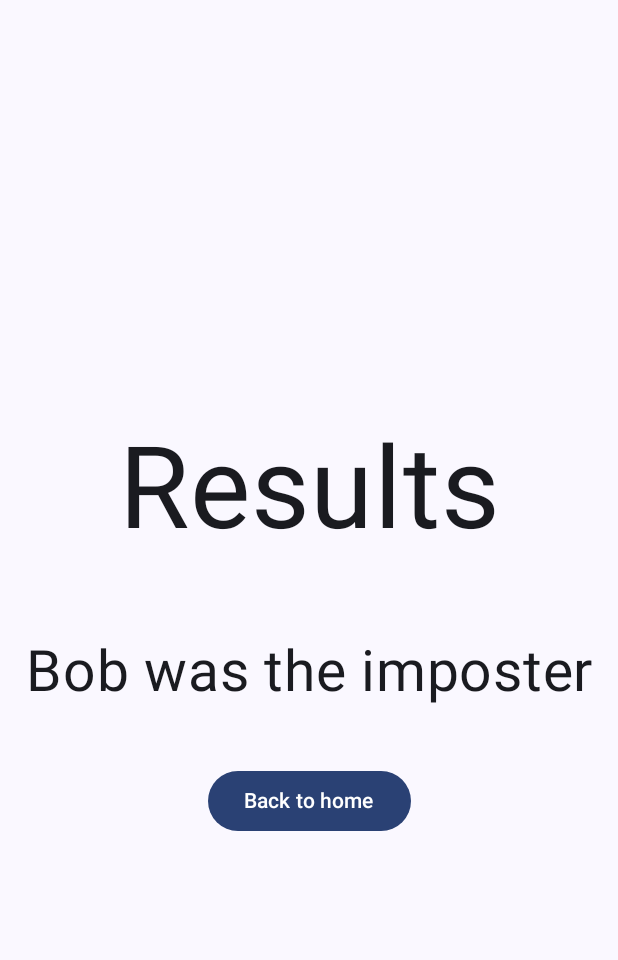
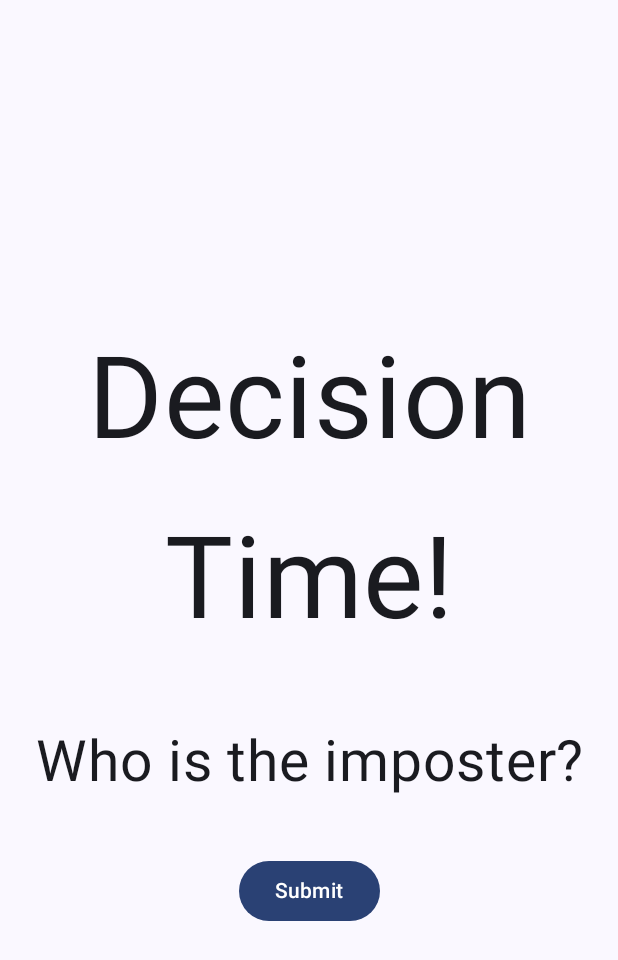
Before and after one commit to laibaali500/aimogus, an Android app built with Jetpack Compose: the ResponsesScreen screen opened through its navigation route, after a tap on "Submit", on a phone screen of 412 x 824 dp. Shown: the top 960 px of the screen. Run offline under Robolectric (Android 15) with nearby library versions, the phone set to English and light mode, and no system bars.

Commit message:
Fix layout issues

```diff
--- a/app/src/main/java/com/example/aimogus/MainActivity.kt
+++ b/app/src/main/java/com/example/aimogus/MainActivity.kt
@@ -68,6 +68,11 @@ fun App() {
         }
         composable(route = "responses") {
             ResponsesScreen(onNextScreen = {
+                navController.navigate("decision")
+            })
+        }
+        composable(route = "decision") {
+            DecisionScreen(onNextScreen = {
                 navController.navigate("results")
             })
         }
@@ -84,16 +89,16 @@ fun App() {
 fun HomeScreen(onNextScreen: () -> Unit, modifier: Modifier = Modifier) {
     Column (
         verticalArrangement = Arrangement.Center,
-        modifier = modifier
+        horizontalAlignment = Alignment.CenterHorizontally,
+        modifier = modifier.fillMaxSize()
     ) {
         Text(
             text = "AImogus",
             fontSize = 76.sp,
             lineHeight = 120.sp,
             textAlign = TextAlign.Center,
-            modifier = modifier
+            modifier = Modifier
                 .padding(16.dp)
-                .align(alignment = Alignment.CenterHorizontally)
         )
         Text(
             text = "Find the imposter!",
@@ -102,13 +107,11 @@ fun HomeScreen(onNextScreen: () -> Unit, modifier: Modifier = Modifier) {
             textAlign = TextAlign.Center,
             modifier = Modifier
                 .padding(16.dp)
-                .align(alignment = Alignment.CenterHorizontally)
         )
         Button(
             onClick = onNextScreen,
             modifier = Modifier
                 .padding(16.dp)
-                .align(alignment = Alignment.CenterHorizontally)
         ) {
             Text("Start!")
         }
@@ -119,22 +122,21 @@ fun HomeScreen(onNextScreen: () -> Unit, modifier: Modifier = Modifier) {
 fun LobbyScreen(onNextScreen: () -> Unit, modifier: Modifier = Modifier) {
     Column (
         verticalArrangement = Arrangement.Center,
-        modifier = modifier
+        horizontalAlignment = Alignment.CenterHorizontally,
+        modifier = modifier.fillMaxSize()
     ) {
         Text(
             text = "Lobby",
             fontSize = 76.sp,
             lineHeight = 120.sp,
             textAlign = TextAlign.Center,
-            modifier = modifier
+            modifier = Modifier
                 .padding(16.dp)
-                .align(alignment = Alignment.CenterHorizontally)
         )
         Button(
             onClick = onNextScreen,
             modifier = Modifier
                 .padding(16.dp)
-                .align(alignment = Alignment.CenterHorizontally)
         ) {
             Text("Join Group")
         }
@@ -145,7 +147,8 @@ fun LobbyScreen(onNextScreen: () -> Unit, modifier: Modifier = Modifier) {
 fun QuestionScreen(onNextScreen: () -> Unit, modifier: Modifier = Modifier) {
     Column (
         verticalArrangement = Arrangement.Center,
-        modifier = modifier
+        horizontalAlignment = Alignment.CenterHorizontally,
+        modifier = modifier.fillMaxSize()
     ) {
         var userAnswer by remember { mutableStateOf("")}
         Text(
@@ -153,9 +156,8 @@ fun QuestionScreen(onNextScreen: () -> Unit, modifier: Modifier = Modifier) {
             fontSize = 76.sp,
             lineHeight = 120.sp,
             textAlign = TextAlign.Center,
-            modifier = modifier
+            modifier = Modifier
                 .padding(16.dp)
-                .align(alignment = Alignment.CenterHorizontally)
         )
         Text(
             text = "Does playing Valorant make you a degenerate? ",
@@ -164,7 +166,6 @@ fun QuestionScreen(onNextScreen: () -> Unit, modifier: Modifier = Modifier) {
             textAlign = TextAlign.Center,
             modifier = Modifier
                 .padding(16.dp)
-                .align(alignment = Alignment.CenterHorizontally)
         )
         OutlinedTextField(
             value = userAnswer,
@@ -173,13 +174,11 @@ fun QuestionScreen(onNextScreen: () -> Unit, modifier: Modifier = Modifier) {
             singleLine = true,
             modifier = Modifier
                 .padding(24.dp)
-                .align(alignment = Alignment.CenterHorizontally),
         )
         Button(
             onClick = onNextScreen,
             modifier = Modifier
                 .padding(16.dp)
-                .align(alignment = Alignment.CenterHorizontally)
         ) {
             Text("Start!")
         }
@@ -190,16 +189,16 @@ fun QuestionScreen(onNextScreen: () -> Unit, modifier: Modifier = Modifier) {
 fun ResponsesScreen(onNextScreen: () -> Unit, modifier: Modifier = Modifier) {
     Column (
         verticalArrangement = Arrangement.Center,
-        modifier = modifier
+        horizontalAlignment = Alignment.CenterHorizontally,
+        modifier = modifier.fillMaxSize()
     ) {
         Text(
-            text = "AImogus",
+            text = "Responses",
             fontSize = 76.sp,
             lineHeight = 120.sp,
             textAlign = TextAlign.Center,
-            modifier = modifier
+            modifier = Modifier
                 .padding(16.dp)
-                .align(alignment = Alignment.CenterHorizontally)
         )
         Text(
             text = "Bob: Yes",
@@ -208,13 +207,44 @@ fun ResponsesScreen(onNextScreen: () -> Unit, modifier: Modifier = Modifier) {
             textAlign = TextAlign.Center,
             modifier = Modifier
                 .padding(16.dp)
-                .align(alignment = Alignment.CenterHorizontally)
         )
         Button(
             onClick = onNextScreen,
             modifier = Modifier
                 .padding(16.dp)
-                .align(alignment = Alignment.CenterHorizontally)
+        ) {
+            Text("Submit")
+        }
+    }
+}
+
+@Composable
+fun DecisionScreen(onNextScreen: () -> Unit, modifier: Modifier = Modifier) {
+    Column (
+        verticalArrangement = Arrangement.Center,
+        horizontalAlignment = Alignment.CenterHorizontally,
+        modifier = modifier.fillMaxSize()
+    ) {
+        Text(
+            text = "Decision Time!",
+            fontSize = 76.sp,
+            lineHeight = 120.sp,
+            textAlign = TextAlign.Center,
+            modifier = Modifier
+                .padding(16.dp)
+        )
+        Text(
+            text = "Who is the imposter?",
+            fontSize = 38.sp,
+            lineHeight = 60.sp,
+            textAlign = TextAlign.Center,
+            modifier = Modifier
+                .padding(16.dp)
+        )
+        Button(
+            onClick = onNextScreen,
+            modifier = Modifier
+                .padding(16.dp)
         ) {
             Text("Submit")
         }
@@ -225,16 +255,16 @@ fun ResponsesScreen(onNextScreen: () -> Unit, modifier: Modifier = Modifier) {
 fun ResultsScreen(onNextScreen: () -> Unit, modifier: Modifier = Modifier) {
     Column (
         verticalArrangement = Arrangement.Center,
-        modifier = modifier
+        horizontalAlignment = Alignment.CenterHorizontally,
+        modifier = modifier.fillMaxSize()
     ) {
         Text(
             text = "Results",
             fontSize = 76.sp,
             lineHeight = 120.sp,
             textAlign = TextAlign.Center,
-            modifier = modifier
+            modifier = Modifier
                 .padding(16.dp)
-                .align(alignment = Alignment.CenterHorizontally)
         )
         Text(
             text = "Bob was the imposter",
@@ -243,15 +273,13 @@ fun ResultsScreen(onNextScreen: () -> Unit, modifier: Modifier = Modifier) {
             textAlign = TextAlign.Center,
             modifier = Modifier
                 .padding(16.dp)
-                .align(alignment = Alignment.CenterHorizontally)
         )
         Button(
             onClick = onNextScreen,
             modifier = Modifier
                 .padding(16.dp)
-                .align(alignment = Alignment.CenterHorizontally)
         ) {
-            Text("Back to home")
+            Text("Play Again")
         }
     }
 }
```
